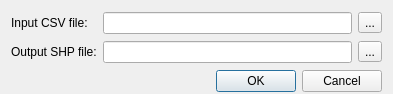
This is src/converter_dialog.ui in nextgis/qgis_rugeocoder as Qt 5 draws it before an edit. The edited form follows.
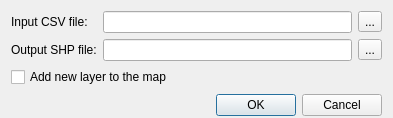
This is the edited form.

Commit message: Start fix issues

```diff
--- a/src/converter_dialog.ui
+++ b/src/converter_dialog.ui
@@ -7,27 +7,15 @@
     <x>0</x>
     <y>0</y>
     <width>393</width>
-    <height>94</height>
+    <height>108</height>
    </rect>
   </property>
   <property name="sizePolicy">
-   <sizepolicy hsizetype="Preferred" vsizetype="Preferred">
+   <sizepolicy hsizetype="Expanding" vsizetype="Expanding">
     <horstretch>0</horstretch>
     <verstretch>0</verstretch>
    </sizepolicy>
   </property>
-  <property name="minimumSize">
-   <size>
-    <width>393</width>
-    <height>94</height>
-   </size>
-  </property>
-  <property name="maximumSize">
-   <size>
-    <width>393</width>
-    <height>94</height>
-   </size>
-  </property>
   <property name="windowTitle">
    <string>Converter</string>
   </property>
@@ -35,6 +23,58 @@
    <property name="bottomMargin">
     <number>0</number>
    </property>
+   <item row="1" column="2">
+    <widget class="QToolButton" name="btnSelectShp">
+     <property name="text">
+      <string>...</string>
+     </property>
+    </widget>
+   </item>
+   <item row="0" column="2">
+    <widget class="QToolButton" name="btnSelectCsv">
+     <property name="text">
+      <string>...</string>
+     </property>
+    </widget>
+   </item>
+   <item row="4" column="0" colspan="3">
+    <widget class="QDialogButtonBox" name="buttonBox">
+     <property name="sizePolicy">
+      <sizepolicy hsizetype="Expanding" vsizetype="Expanding">
+       <horstretch>0</horstretch>
+       <verstretch>0</verstretch>
+      </sizepolicy>
+     </property>
+     <property name="minimumSize">
+      <size>
+       <width>0</width>
+       <height>25</height>
+      </size>
+     </property>
+     <property name="orientation">
+      <enum>Qt::Horizontal</enum>
+     </property>
+     <property name="standardButtons">
+      <set>QDialogButtonBox::Cancel|QDialogButtonBox::Ok</set>
+     </property>
+    </widget>
+   </item>
+   <item row="2" column="0" colspan="3">
+    <widget class="QCheckBox" name="chkAddToMap">
+     <property name="sizePolicy">
+      <sizepolicy hsizetype="Expanding" vsizetype="Expanding">
+       <horstretch>0</horstretch>
+       <verstretch>0</verstretch>
+      </sizepolicy>
+     </property>
+     <property name="text">
+      <string>Add new layer to the map</string>
+     </property>
+    </widget>
+   </item>
+   <item row="1" column="1">
+    <widget class="QLineEdit" name="txtShpPath"/>
+   </item>
    <item row="0" column="0">
     <widget class="QLabel" name="lblCSV">
      <property name="font">
@@ -54,13 +94,6 @@
    <item row="0" column="1">
     <widget class="QLineEdit" name="txtCsvPath"/>
    </item>
-   <item row="0" column="2">
-    <widget class="QToolButton" name="btnSelectCsv">
-     <property name="text">
-      <string>...</string>
-     </property>
-    </widget>
-   </item>
    <item row="1" column="0">
     <widget class="QLabel" name="lblSHP">
      <property name="font">
@@ -74,26 +107,6 @@
      </property>
     </widget>
    </item>
-   <item row="1" column="1">
-    <widget class="QLineEdit" name="txtShpPath"/>
-   </item>
-   <item row="1" column="2">
-    <widget class="QToolButton" name="btnSelectShp">
-     <property name="text">
-      <string>...</string>
-     </property>
-    </widget>
-   </item>
-   <item row="2" column="0" colspan="3">
-    <widget class="QDialogButtonBox" name="buttonBox">
-     <property name="orientation">
-      <enum>Qt::Horizontal</enum>
-     </property>
-     <property name="standardButtons">
-      <set>QDialogButtonBox::Cancel|QDialogButtonBox::Ok</set>
-     </property>
-    </widget>
-   </item>
   </layout>
  </widget>
  <resources/>
```
